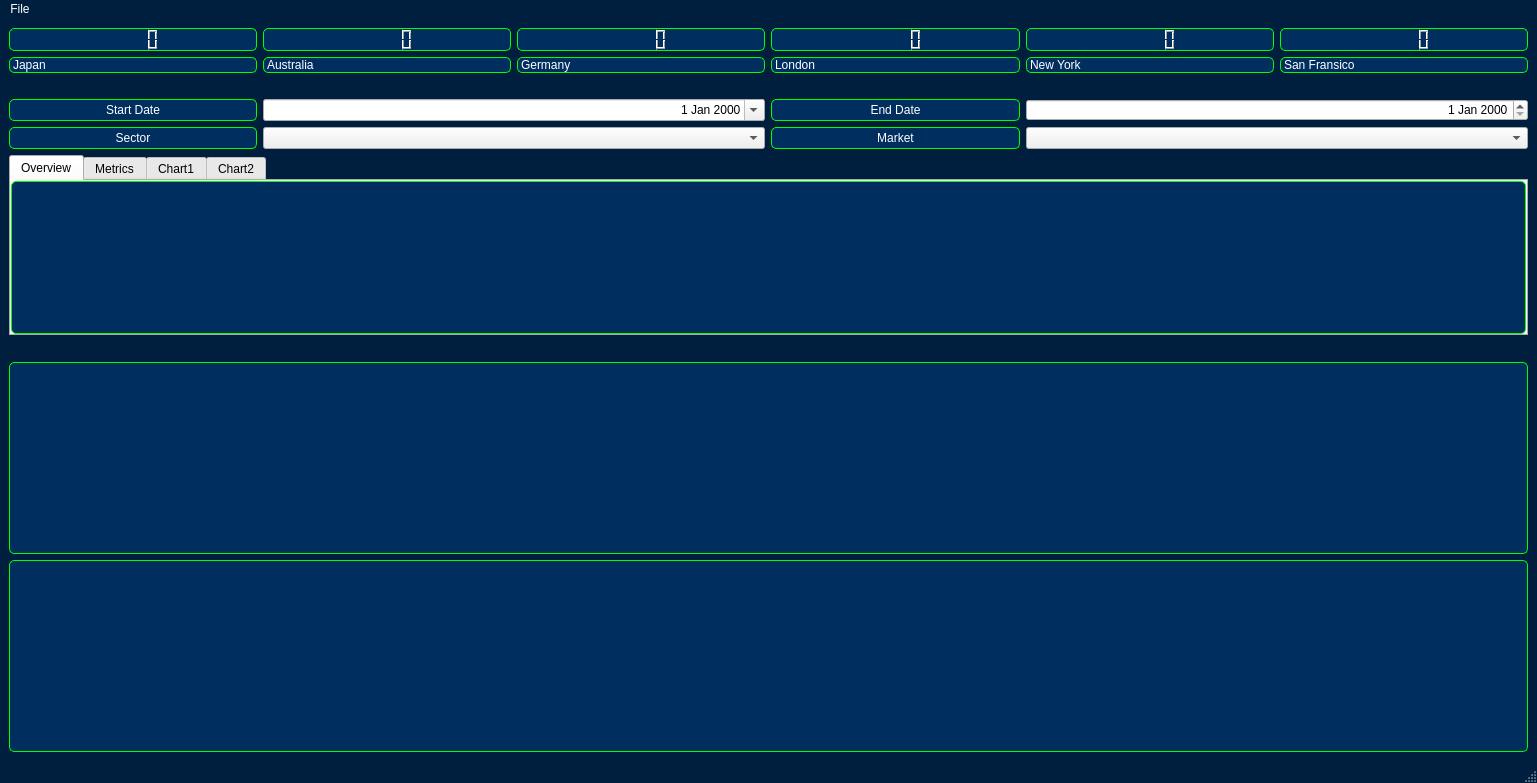
Old version of the form MainWindow.ui in the repository yettey74/finapp2.
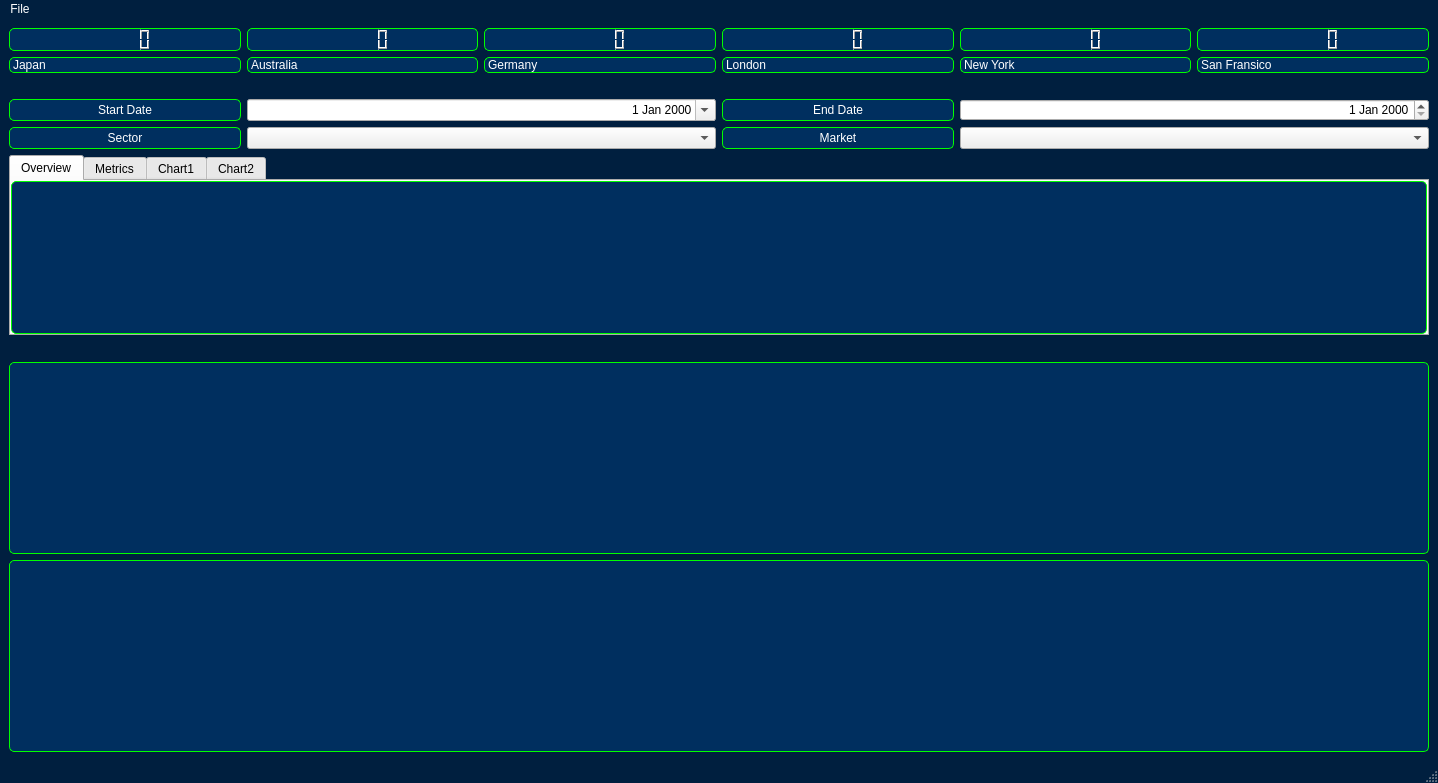
New version of the form. The open tabs and pages were chosen to show the change.

The edit to the form file:
```diff
--- a/MainWindow.ui
+++ b/MainWindow.ui
@@ -6,7 +6,7 @@
    <rect>
     <x>0</x>
     <y>0</y>
-    <width>1537</width>
+    <width>1438</width>
     <height>783</height>
    </rect>
   </property>
@@ -695,7 +695,7 @@
     <rect>
      <x>0</x>
      <y>0</y>
-     <width>1537</width>
+     <width>1438</width>
      <height>21</height>
     </rect>
    </property>
```
Left out of the diff: 460 changed lines with no effect on the pictures.
